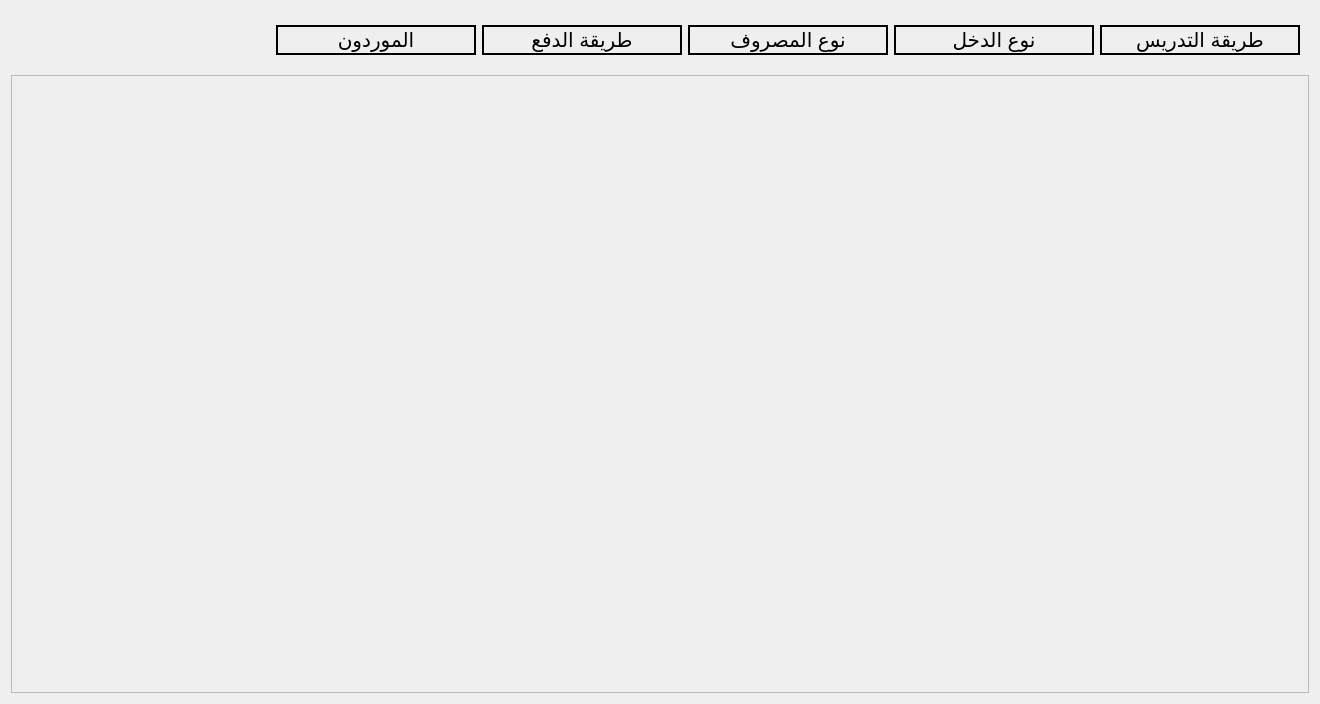
This is app/ui/others/settings.ui in yahiab05/student-managment-v2.0 as Qt 5 draws it before an edit. The edited form follows.
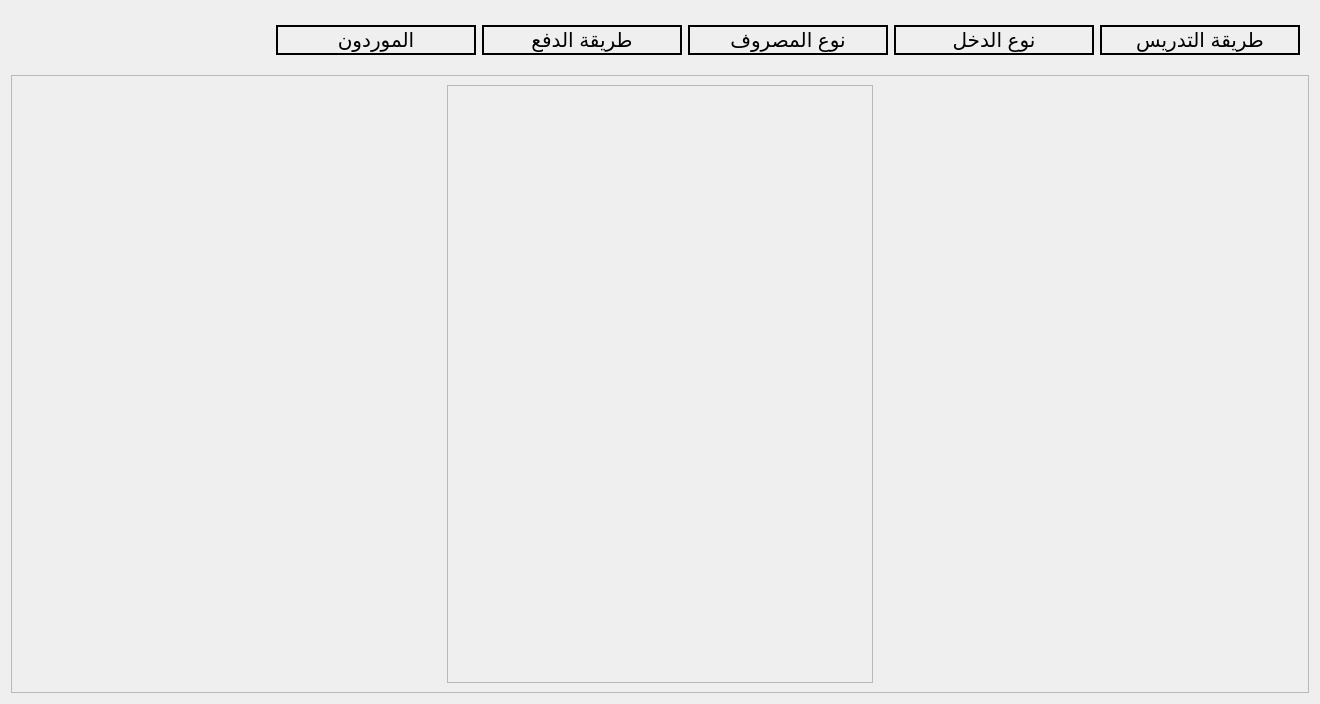
This is the edited form.

Commit message: debugging (day 2): fixed settings

What changed in the file:
```diff
--- a/app/ui/others/settings.ui
+++ b/app/ui/others/settings.ui
@@ -142,14 +142,52 @@
     </widget>
    </item>
    <item>
-    <widget class="QStackedWidget" name="plane">
+    <widget class="QFrame" name="frame_2">
      <property name="frameShape">
       <enum>QFrame::StyledPanel</enum>
      </property>
      <property name="frameShadow">
       <enum>QFrame::Raised</enum>
      </property>
-     <widget class="QWidget" name="stackedWidgetPage1"/>
+     <layout class="QHBoxLayout" name="horizontalLayout_2">
+      <item>
+       <spacer name="horizontalSpacer_2">
+        <property name="orientation">
+         <enum>Qt::Horizontal</enum>
+        </property>
+        <property name="sizeHint" stdset="0">
+         <size>
+          <width>420</width>
+          <height>20</height>
+         </size>
+        </property>
+       </spacer>
+      </item>
+      <item>
+       <widget class="QStackedWidget" name="plane">
+        <property name="frameShape">
+         <enum>QFrame::StyledPanel</enum>
+        </property>
+        <property name="frameShadow">
+         <enum>QFrame::Raised</enum>
+        </property>
+        <widget class="QWidget" name="stackedWidgetPage1"/>
+       </widget>
+      </item>
+      <item>
+       <spacer name="horizontalSpacer_3">
+        <property name="orientation">
+         <enum>Qt::Horizontal</enum>
+        </property>
+        <property name="sizeHint" stdset="0">
+         <size>
+          <width>420</width>
+          <height>20</height>
+         </size>
+        </property>
+       </spacer>
+      </item>
+     </layout>
     </widget>
    </item>
   </layout>
```
The commit also changes 2 other files.
